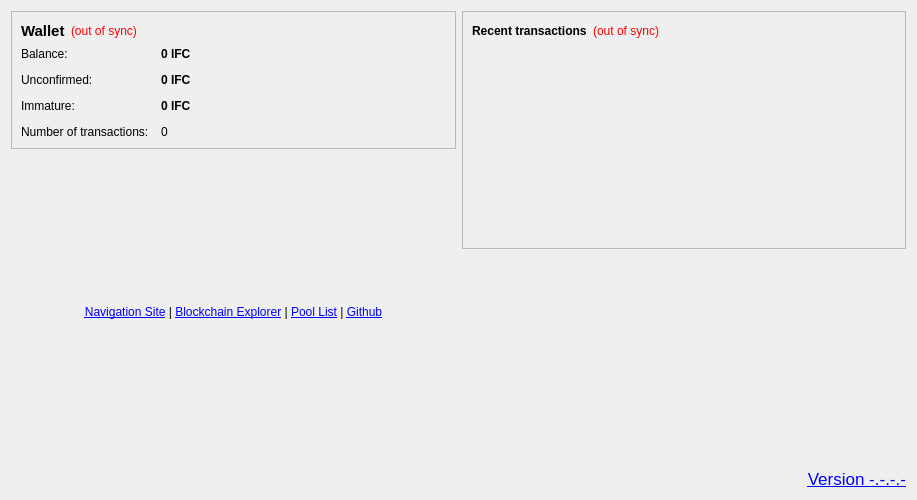
Above: src/qt/forms/overviewpage.ui from withu2018/infinitecoin before the change. Below: the same form after it.
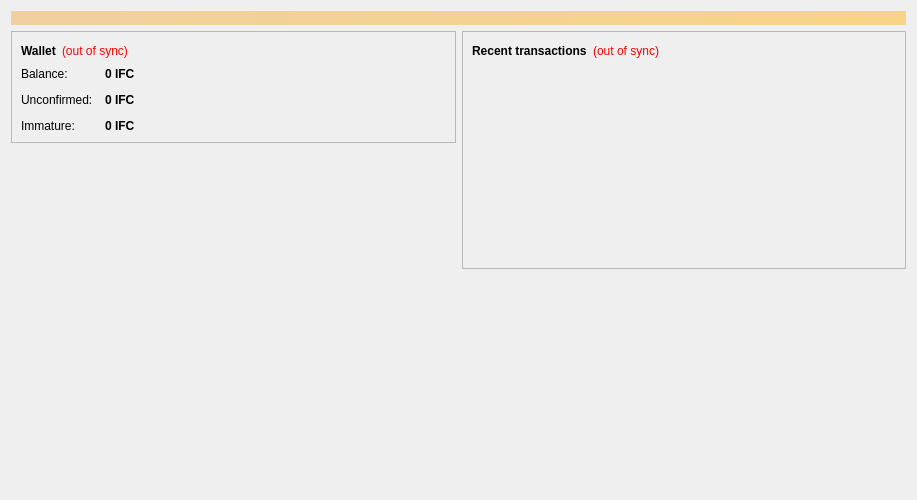
That is the form after the change. Icons and pictures are not drawn.

What changed in the file:
```diff
--- a/src/qt/forms/overviewpage.ui
+++ b/src/qt/forms/overviewpage.ui
@@ -13,6 +13,24 @@
   <property name="windowTitle">
    <string>Form</string>
   </property>
+  <layout class="QVBoxLayout" name="topLayout">
+   <item>
+    <widget class="QLabel" name="labelAlerts">
+     <property name="visible">
+      <bool>false</bool>
+     </property>
+     <property name="styleSheet">
+      <string notr="true">background-color: qlineargradient(x1: 0, y1: 0, x2: 1, y2: 0, stop:0 #F0D0A0, stop:1 #F8D488); color:#000000;</string>
+     </property>
+     <property name="wordWrap">
+      <bool>true</bool>
+     </property>
+     <property name="margin">
+      <number>3</number>
+     </property>
+    </widget>
+   </item>
+   <item>
   <layout class="QHBoxLayout" name="horizontalLayout" stretch="1,1">
    <item>
     <layout class="QVBoxLayout" name="verticalLayout_2">
@@ -31,7 +49,6 @@
            <widget class="QLabel" name="label_5">
             <property name="font">
              <font>
-              <pointsize>11</pointsize>
               <weight>75</weight>
               <bold>true</bold>
              </font>
@@ -167,23 +184,6 @@
             </property>
            </widget>
           </item>
-          <item row="3" column="0">
-           <widget class="QLabel" name="label_2">
-            <property name="text">
-             <string>Number of transactions:</string>
-            </property>
-           </widget>
-          </item>
-          <item row="3" column="1">
-           <widget class="QLabel" name="labelNumTransactions">
-            <property name="toolTip">
-             <string>Total number of transactions in wallet</string>
-            </property>
-            <property name="text">
-             <string notr="true">0</string>
-            </property>
-           </widget>
-          </item>
          </layout>
         </item>
        </layout>
@@ -202,76 +202,6 @@
        </property>
       </spacer>
      </item>
-     <item>
-      <widget class="QLabel" name="label_7">
-       <property name="enabled">
-        <bool>true</bool>
-       </property>
-       <property name="minimumSize">
-        <size>
-         <width>0</width>
-         <height>32</height>
-        </size>
-       </property>
-       <property name="styleSheet">
-        <string notr="true"/>
-       </property>
-       <property name="text">
-        <string>&lt;html&gt;&lt;head/&gt;&lt;body&gt;&lt;p&gt;&lt;a href=&quot;http://www.ifc123.top/?r=ifc193x&quot;&gt;&lt;span style=&quot; text-decoration: underline; color:#0000ff;&quot;&gt;Navigation Site&lt;/span&gt;&lt;/a&gt; | &lt;a href=&quot;http://block.infinitecoin.in/&quot;&gt;&lt;span style=&quot; text-decoration: underline; color:#0000ff;&quot;&gt;Blockchain Explorer&lt;/span&gt;&lt;/a&gt; | &lt;a href=&quot;https://github.com/withu2018/infinitecoin/tree/master/pool&quot;&gt;&lt;span style=&quot; text-decoration: underline; color:#0000ff;&quot;&gt;Pool List&lt;/span&gt;&lt;/a&gt; | &lt;a href=&quot;https://github.com/withu2018/infinitecoin&quot;&gt;&lt;span style=&quot; text-decoration: underline; color:#0000ff;&quot;&gt;Github&lt;/span&gt;&lt;/a&gt;&lt;/p&gt;&lt;/body&gt;&lt;/html&gt;</string>
-       </property>
-       <property name="alignment">
-        <set>Qt::AlignCenter</set>
-       </property>
-       <property name="openExternalLinks">
-        <bool>true</bool>
-       </property>
-       <property name="textInteractionFlags">
-        <set>Qt::LinksAccessibleByKeyboard|Qt::LinksAccessibleByMouse</set>
-       </property>
-      </widget>
-     </item>
-     <item>
-      <layout class="QHBoxLayout" name="horizontalLayout_3">
-       <item>
-        <widget class="QLabel" name="label_6">
-         <property name="maximumSize">
-          <size>
-           <width>128</width>
-           <height>128</height>
-          </size>
-         </property>
-         <property name="text">
-          <string/>
-         </property>
-         <property name="pixmap">
-          <pixmap resource="../bitcoin.qrc">:/images/res/icons/bitcoin.png</pixmap>
-         </property>
-         <property name="scaledContents">
-          <bool>true</bool>
-         </property>
-         <property name="alignment">
-          <set>Qt::AlignCenter</set>
-         </property>
-         <property name="indent">
-          <number>-1</number>
-         </property>
-        </widget>
-       </item>
-      </layout>
-     </item>
-     <item>
-      <spacer name="verticalSpacer_3">
-       <property name="orientation">
-        <enum>Qt::Vertical</enum>
-       </property>
-       <property name="sizeHint" stdset="0">
-        <size>
-         <width>20</width>
-         <height>40</height>
-        </size>
-       </property>
-      </spacer>
-     </item>
     </layout>
    </item>
    <item>
@@ -360,40 +290,7 @@
        </property>
       </spacer>
      </item>
-     <item>
-      <widget class="QLabel" name="label_8">
-       <property name="font">
-        <font>
-         <pointsize>13</pointsize>
-         <weight>50</weight>
-         <italic>false</italic>
-         <bold>false</bold>
-         <underline>false</underline>
-         <strikeout>false</strikeout>
-        </font>
-       </property>
-       <property name="cursor">
-        <cursorShape>PointingHandCursor</cursorShape>
-       </property>
-       <property name="mouseTracking">
-        <bool>true</bool>
-       </property>
-       <property name="styleSheet">
-        <string notr="true"/>
-       </property>
-       <property name="text">
-        <string>&lt;html&gt;&lt;head/&gt;&lt;body&gt;&lt;p&gt;&lt;a href=&quot;https://www.infinitecoin.in/&quot;&gt;&lt;span style=&quot; text-decoration: underline; color:#0000ff;&quot;&gt;Version -.-.-.-&lt;/span&gt;&lt;/a&gt;&lt;/p&gt;&lt;/body&gt;&lt;/html&gt;</string>
-       </property>
-       <property name="alignment">
-        <set>Qt::AlignRight|Qt::AlignTrailing|Qt::AlignVCenter</set>
-       </property>
-       <property name="openExternalLinks">
-        <bool>true</bool>
-       </property>
-       <property name="textInteractionFlags">
-        <set>Qt::LinksAccessibleByKeyboard|Qt::LinksAccessibleByMouse</set>
-       </property>
-      </widget>
+      </layout>
      </item>
     </layout>
    </item>
```
Left out of the diff: 4 changed lines with no effect on the pictures.
